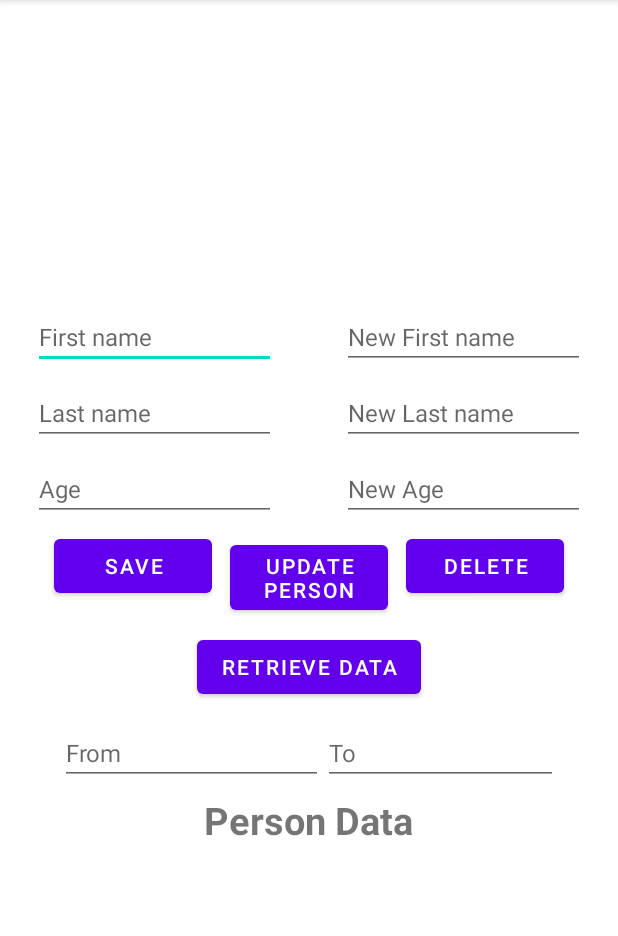
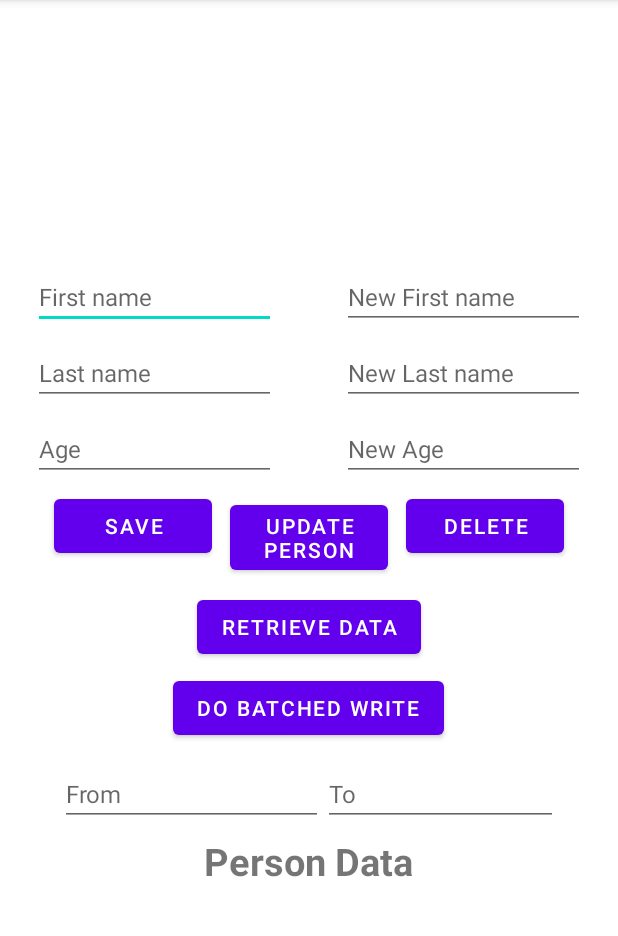
Before and after one commit to KaioPlandel/Firebase_Firestore, an Android app: the screen it shows after launch (MainActivity), on a phone screen of 412 x 824 dp, the part 84-1020 px from its top. Run offline under Robolectric (Android 15) with nearby library versions, the phone set to English and light mode, and no system bars; our stand-ins replace Firebase (no records; nobody signed in at launch, a user with empty details on screens opened directly).

Commit message:
add Batched Writes

```diff
--- a/app/src/main/res/layout/activity_main.xml
+++ b/app/src/main/res/layout/activity_main.xml
@@ -126,6 +126,13 @@
         android:layout_marginTop="6dp"
         android:text="Retrieve Data" />
 
+    <Button
+        android:id="@+id/buttonBatched"
+        android:layout_width="wrap_content"
+        android:layout_height="wrap_content"
+        android:layout_marginTop="6dp"
+        android:text="Do batched write" />
+
     <LinearLayout
         android:layout_width="match_parent"
         android:layout_height="wrap_content"
```
Also changed, not shown: app/src/main/java/com/plandel/uploadingdata_firebasefirestore/MainActivity.kt (+22 -0 lines).
